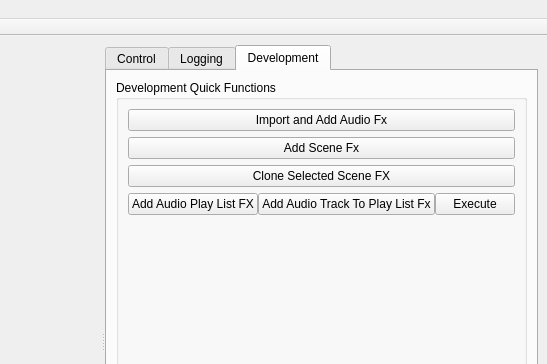
Pit1966/StageRunner, file StageRunner/gui/stagerunnermainwin.ui: the form before one commit; both pictures show x 341 to 888 and y 0 to 364 of the 888 by 668 pixel window.
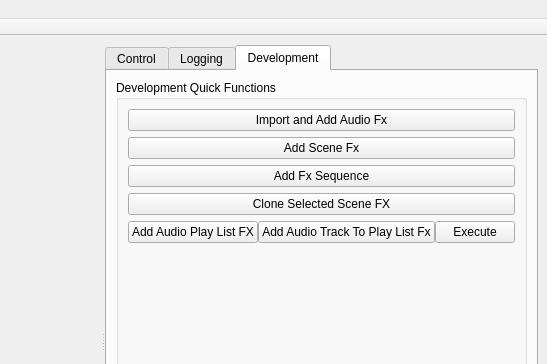
The form after the commit. The open tabs and pages were chosen to show the change. Icons and pictures are not drawn. Custom widgets are drawn as their Qt base class.

Commit message: New: Class FxSeqItem VarSet: Changed a few thing for FxSeqItem handling

What changed in the file:
```diff
--- a/StageRunner/gui/stagerunnermainwin.ui
+++ b/StageRunner/gui/stagerunnermainwin.ui
@@ -34,7 +34,7 @@
       </widget>
       <widget class="QTabWidget" name="dmxMixerTab">
        <property name="currentIndex">
-        <number>0</number>
+        <number>2</number>
        </property>
        <property name="iconSize">
         <size>
@@ -123,7 +123,7 @@
             <property name="verticalSpacing">
              <number>6</number>
             </property>
-            <item row="5" column="0">
+            <item row="7" column="0">
              <spacer name="verticalSpacer">
               <property name="orientation">
                <enum>Qt::Vertical</enum>
@@ -149,7 +149,35 @@
               </property>
              </widget>
             </item>
-            <item row="7" column="0">
+            <item row="5" column="0">
+             <layout class="QHBoxLayout" name="horizontalLayout_3">
+              <property name="topMargin">
+               <number>0</number>
+              </property>
+              <item>
+               <widget class="QPushButton" name="addAudioPlayListButton">
+                <property name="text">
+                 <string>Add Audio Play List FX</string>
+                </property>
+               </widget>
+              </item>
+              <item>
+               <widget class="QPushButton" name="addAudioTrackButton">
+                <property name="text">
+                 <string>Add Audio Track To Play List Fx</string>
+                </property>
+               </widget>
+              </item>
+              <item>
+               <widget class="QPushButton" name="executeAudioPlayListButton">
+                <property name="text">
+                 <string>Execute</string>
+                </property>
+               </widget>
+              </item>
+             </layout>
+            </item>
+            <item row="9" column="0">
              <layout class="QHBoxLayout" name="horizontalLayout_2">
               <property name="topMargin">
                <number>0</number>
@@ -166,14 +194,14 @@
               </item>
              </layout>
             </item>
-            <item row="2" column="0">
+            <item row="3" column="0">
              <widget class="QPushButton" name="cloneSelectedSceneButton">
               <property name="text">
                <string>Clone Selected Scene FX</string>
               </property>
              </widget>
             </item>
-            <item row="6" column="0">
+            <item row="8" column="0">
              <widget class="QPushButton" name="stopMainLoopButton">
               <property name="text">
                <string>Stop main loop for 3 seconds</string>
@@ -187,33 +215,12 @@
               </property>
              </widget>
             </item>
-            <item row="4" column="0">
-             <layout class="QHBoxLayout" name="horizontalLayout_3">
-              <property name="topMargin">
-               <number>0</number>
+            <item row="2" column="0">
+             <widget class="QPushButton" name="addFxSeqButton">
+              <property name="text">
+               <string>Add Fx Sequence</string>
               </property>
-              <item>
-               <widget class="QPushButton" name="addAudioPlayListButton">
-                <property name="text">
-                 <string>Add Audio Play List FX</string>
-                </property>
-               </widget>
-              </item>
-              <item>
-               <widget class="QPushButton" name="addAudioTrackButton">
-                <property name="text">
-                 <string>Add Audio Track To Play List Fx</string>
-                </property>
-               </widget>
-              </item>
-              <item>
-               <widget class="QPushButton" name="executeAudioPlayListButton">
-                <property name="text">
-                 <string>Execute</string>
-                </property>
-               </widget>
-              </item>
-             </layout>
+             </widget>
             </item>
            </layout>
           </widget>
```
The commit also changes 30 other files.
